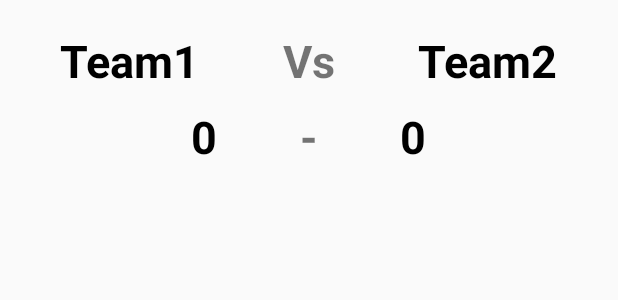
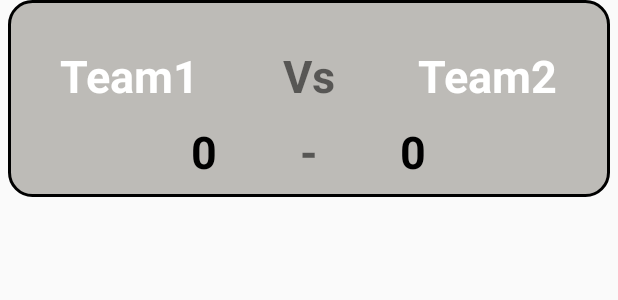
Before and after one commit to Ljcup/Football, an Android app: the layout listrow.xml on its own in the app's theme, with its tools: preview values and no code run, on a phone screen of 412 x 824 dp. Shown: the top 300 px of the screen. Run offline under Robolectric (Android 15) with nearby library versions, the phone set to English and light mode, and no system bars.

Commit message:
Initial Commit

```diff
--- /dev/null
+++ b/app/src/main/res/drawable/listcard.xml
@@ -0,0 +1,9 @@
+<?xml version="1.0" encoding="utf-8"?>
+<shape xmlns:android="http://schemas.android.com/apk/res/android"
+    android:shape="rectangle">
+    <solid android:color="#9994928b"/>
+    <stroke android:color="@color/black" android:width="2dp">
+    </stroke>
+    <corners android:radius="15dp">
+    </corners>
+</shape>
--- a/app/src/main/res/layout/activity_match.xml
+++ b/app/src/main/res/layout/activity_match.xml
@@ -5,6 +5,7 @@
     android:layout_width="match_parent"
     android:layout_height="match_parent"
     tools:context=".Match"
+
     android:orientation="vertical">
 
     <androidx.appcompat.widget.Toolbar
--- a/app/src/main/res/layout/listrow.xml
+++ b/app/src/main/res/layout/listrow.xml
@@ -6,6 +6,11 @@
     android:layout_width="match_parent"
     android:layout_height="wrap_content"
     android:id="@+id/row"
+    android:layout_marginBottom="10dp"
+    android:layout_marginStart="5dp"
+    android:layout_marginEnd="5dp"
+    android:padding="10dp"
+    android:background="@drawable/listcard"
     android:orientation="vertical">
 
     <LinearLayout
@@ -20,7 +25,7 @@
             android:layout_height="wrap_content"
             android:layout_marginTop="20dp"
             android:text="Team1"
-            android:textColor="@color/black"
+            android:textColor="@color/white"
             android:textSize="30dp"
             android:textStyle="bold" />
 
@@ -41,7 +46,7 @@
             android:layout_marginLeft="55dp"
             android:layout_marginTop="20dp"
             android:text="Team2"
-            android:textColor="@color/black"
+            android:textColor="@color/white"
             android:textSize="30dp"
             android:textStyle="bold" />
     </LinearLayout>
```
Also changed, not shown: app/src/main/java/com/myapp/scorenumber/scoring.java (+95 -0 lines), app/src/main/res/layout/activity_scoring.xml (+8 -8 lines).
